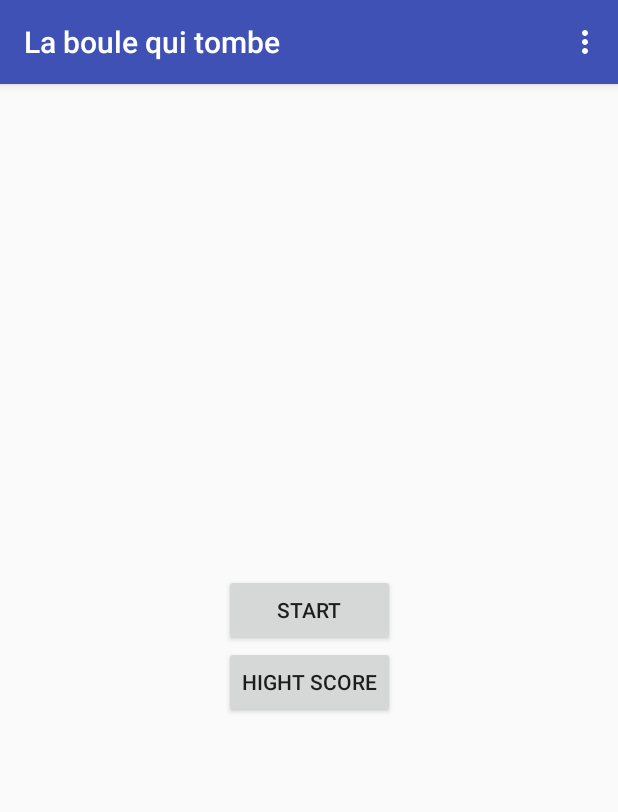
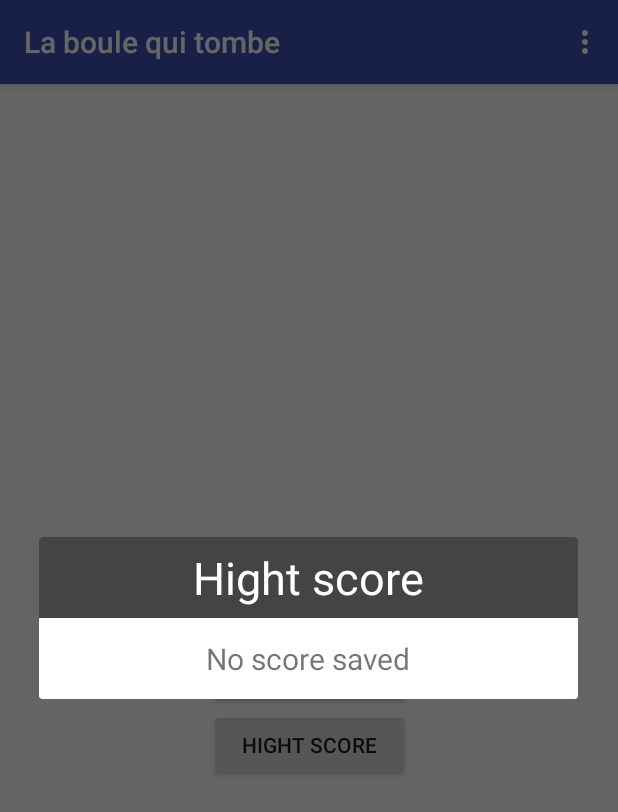
Before and after one commit to RaedAbr/la-boule-qui-tombe, an Android app: the screen it shows after launch (MainActivity), after a tap on "HIGHT SCORE", on a phone screen of 412 x 824 dp. Shown: the top 812 px of the screen. Run offline under Robolectric (Android 15) with nearby library versions, the phone set to English and light mode, and no system bars.

Commit message:
Hight score save OK Add Images OK

```diff
--- a/app/src/main/java/hepia/app/activities/MainActivity.java
+++ b/app/src/main/java/hepia/app/activities/MainActivity.java
@@ -1,12 +1,22 @@
 package hepia.app.activities;
 
+import android.app.AlertDialog;
+import android.app.Dialog;
+import android.content.Context;
+import android.content.DialogInterface;
 import android.content.Intent;
+import android.content.SharedPreferences;
+import android.graphics.Color;
 import android.os.Bundle;
 import android.support.v7.app.AppCompatActivity;
+import android.text.TextUtils;
+import android.view.Gravity;
+import android.view.LayoutInflater;
 import android.view.Menu;
 import android.view.MenuInflater;
 import android.view.MenuItem;
 import android.view.View;
+import android.widget.EditText;
 import android.widget.TextView;
 import android.widget.Toast;
 
@@ -22,6 +32,7 @@ import hepia.app.R;
 public class MainActivity extends AppCompatActivity {
     private Menu gameMenu;
     private GameDifficulty difficultyOption;
+    private EditText userNameEditText;
 
     /**
      * Called on create the activity
@@ -32,6 +43,7 @@ public class MainActivity extends AppCompatActivity {
         super.onCreate(savedInstanceState);
         setContentView(R.layout.activity_main);
         difficultyOption = GameDifficulty.EASY;
+        userNameEditText = findViewById(R.id.user_name);
     }
 
     /**
@@ -70,11 +82,41 @@ public class MainActivity extends AppCompatActivity {
     }
 
     public void onClickPlayButton(View view) {
-        Intent intent = new Intent(MainActivity.this, GamePlayActivity.class);
-        intent.putExtra(IntentConst.DIFFICULTY.name(), this.difficultyOption.getMenuItemId());
-        startActivity(intent);
+        if (TextUtils.isEmpty(userNameEditText.getText())) {
+            userNameEditText.setError("Please put your name");
+        } else {
+            Intent intent = new Intent(MainActivity.this, GamePlayActivity.class);
+            intent.putExtra(IntentConst.DIFFICULTY.name(), MainActivity.this.difficultyOption.getMenuItemId());
+            intent.putExtra(IntentConst.USER_NAME.name(), userNameEditText.getText().toString());
+            startActivity(intent);
+        }
     }
 
     public void onClickHiScoreButton(View view) {
+        restoreHightScore();
+    }
+
+    private void restoreHightScore() {
+        SharedPreferences sharedPref = getApplicationContext().getSharedPreferences("hight_score", MODE_PRIVATE);
+        String highScore = sharedPref.getString(IntentConst.HIDHT_SCORE.name(), "No score saved");
+
+        TextView titleTextView = new TextView(this);
+        titleTextView.setText("Hight score");
+        titleTextView.setGravity(Gravity.CENTER);
+        titleTextView.setPadding(10, 10, 10, 10);
+        titleTextView.setBackgroundColor(Color.DKGRAY);
+        titleTextView.setTextColor(Color.WHITE);
+        titleTextView.setTextSize(30);
+
+        TextView msgTextView = new TextView(this);
+        msgTextView.setText(highScore);
+        msgTextView.setGravity(Gravity.CENTER);
+        msgTextView.setTextSize(20);
+        msgTextView.setPadding(20, 20, 20, 20);
+
+        AlertDialog.Builder dialog = new AlertDialog.Builder(this)
+                .setCustomTitle(titleTextView);
+        dialog.setView(msgTextView);
+        dialog.create().show();
     }
 }
--- a/app/src/main/java/hepia/app/game/GamePlayEngine.java
+++ b/app/src/main/java/hepia/app/game/GamePlayEngine.java
@@ -33,6 +33,11 @@ public class GamePlayEngine {
     private List<Block> blocks;
     private List<Integer> scoreValues;
     private Ball ball;
+
+    public int getEarnedPoints() {
+        return earnedPoints;
+    }
+
     private int earnedPoints = 0;
     private GamePlayActivity gamePlayActivity;
     private Random r = new Random();
--- a/app/src/main/java/hepia/app/model/Ball.java
+++ b/app/src/main/java/hepia/app/model/Ball.java
@@ -143,7 +143,7 @@ public class Ball {
     private void reboundToUp(float posX, float top) {
         updatePosX(posX);
 //        if (this.posX > top - ray) {
-        if (this.posX + ray < top + ray * 2) {
+        if (this.posX + ray < top + ray * 4) {
             this.posX = top - ray;
             this.speedX = -this.speedX / REBOUND;
         }
@@ -156,7 +156,7 @@ public class Ball {
 
     private void reboundToDown(float posX, float bottom) {
         updatePosX(posX);
-        if (this.posX - ray > bottom - ray * 2) {
+        if (this.posX - ray > bottom - ray * 4) {
             this.posX = bottom + ray;
             this.speedX = -this.speedX / REBOUND;
         }
--- a/app/src/main/java/hepia/app/resources/IntentConst.java
+++ b/app/src/main/java/hepia/app/resources/IntentConst.java
@@ -1,5 +1,7 @@
 package hepia.app.resources;
 
 public enum IntentConst {
-    DIFFICULTY
+    DIFFICULTY,
+    USER_NAME,
+    HIDHT_SCORE
 }
--- a/app/src/main/res/layout/activity_main.xml
+++ b/app/src/main/res/layout/activity_main.xml
@@ -14,6 +14,16 @@
         app:layout_constraintLeft_toLeftOf="parent"
         app:layout_constraintRight_toRightOf="parent"
         app:layout_constraintTop_toTopOf="parent" >
+        <TextView
+            android:layout_width="wrap_content"
+            android:layout_height="wrap_content"
+            android:text="@string/please_put_your_name"
+            android:labelFor="@+id/user_name"/>
+        <EditText
+            android:layout_width="match_parent"
+            android:layout_height="wrap_content"
+            android:id="@+id/user_name"
+            android:inputType="textPersonName" />
         <Button
             android:layout_width="match_parent"
             android:layout_height="wrap_content"
@@ -24,10 +34,6 @@
             android:layout_height="wrap_content"
             android:text="@string/hight_score"
             android:onClick="onClickHiScoreButton"/>
-        <TextView
-            android:id="@+id/file_test"
-            android:layout_width="match_parent"
-            android:layout_height="wrap_content" />
     </LinearLayout>
 
 </android.support.constraint.ConstraintLayout>
--- a/app/src/main/res/values/strings.xml
+++ b/app/src/main/res/values/strings.xml
@@ -9,4 +9,5 @@
     <string name="hard">Hard</string>
     <string name="start">Start</string>
     <string name="pause">Pause</string>
+    <string name="please_put_your_name">Please put your name</string>
 </resources>
```
Also changed, not shown: app/src/main/java/hepia/app/activities/GamePlayActivity.java (+51 -0 lines), app/src/main/java/hepia/app/game/GamePlayView.java (+67 -24 lines), app/src/main/java/hepia/app/game/GameTimer.java (+8 -10 lines), app/src/main/res/mipmap-xxhdpi/ball.png (added), app/src/main/res/mipmap-xxhdpi/border.png (added), app/src/main/res/mipmap-xxhdpi/minuis5.png (added), app/src/main/res/mipmap-xxhdpi/plus5.png (added), app/src/main/res/mipmap-xxhdpi/wall.png (added).
